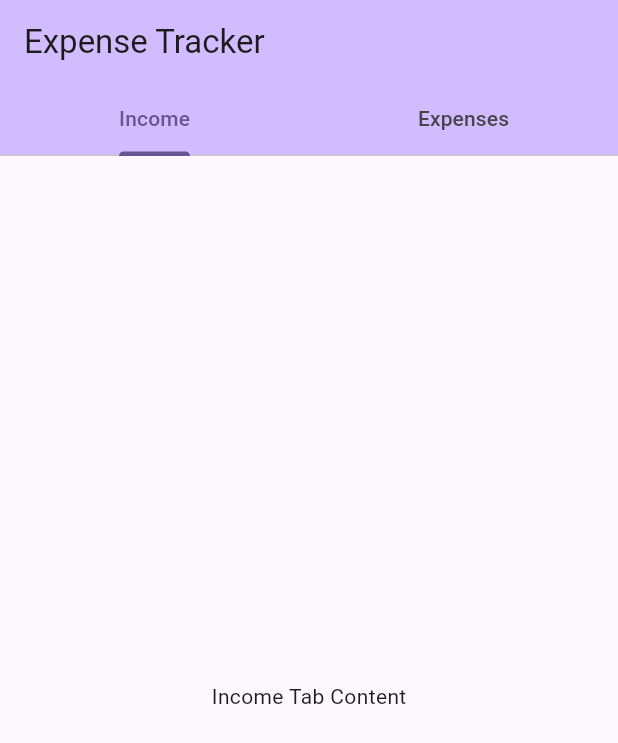
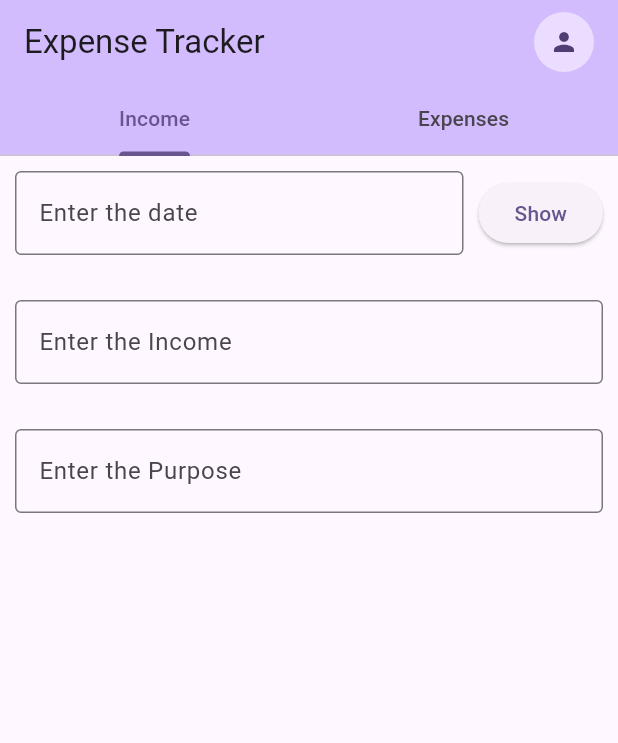
Before and after one commit to Alone-Prodipta/My-Application, a Flutter app: the screen it shows after launch, on a phone screen of 412 x 824 dp. Shown: the top 743 px of the screen. Run offline on Flutter 3.47's test engine with Material 3 defaults, Android fonts, the phone set to English and light mode, and no system bars; our stand-ins replace shared_preferences.

Commit message:
added the calender and attached the expense and income pages

```diff
--- a/expense_tracker/lib/Income.dart
+++ b/expense_tracker/lib/Income.dart
@@ -0,0 +1,79 @@
+import 'package:flutter/material.dart';
+
+class MyIncome extends StatefulWidget {
+  const MyIncome({super.key});
+
+  @override
+  State<MyIncome> createState() => _MyIncomeState();
+}
+
+class _MyIncomeState extends State<MyIncome> {
+  final TextEditingController _dateController = TextEditingController();
+
+  @override
+  Widget build(BuildContext context) {
+    return Scaffold(
+      body: Column(
+        crossAxisAlignment: CrossAxisAlignment.center,
+        children: [
+          Padding(
+            padding: const EdgeInsets.all(10),
+            child: Row(
+              children: [
+                Expanded(
+                  child: TextField(
+                    controller: _dateController,
+                    readOnly: true, // prevents typing
+                    decoration: const InputDecoration(
+                      hintText: "Enter the date",
+                      border: OutlineInputBorder(),
+                    ),
+                  ),
+                ),
+                const SizedBox(width: 10),
+                ElevatedButton(
+                  onPressed: () async {
+                    DateTime? datePicked = await showDatePicker(
+                      context: context,
+                      initialDate: DateTime.now(),
+                      firstDate: DateTime(2020),
+                      lastDate: DateTime(2100),
+                    );
+
+                    if (datePicked != null) {
+                      setState(() {
+                        _dateController.text =
+                            "${datePicked.day}-${datePicked.month}-${datePicked.year}";
+                      });
+                    }
+                  },
+                  child: const Text('Show'),
+                ),
+              ],
+            ),
+          ),
+          SizedBox(height: 10.0),
+          Padding(
+            padding: EdgeInsets.all(10),
+            child: TextField(
+              decoration: const InputDecoration(
+                hintText: "Enter the Income",
+                border: OutlineInputBorder(),
+              ),
+            ),
+          ),
+          SizedBox(height: 10.0),
+          Padding(
+            padding: EdgeInsets.all(10),
+            child: TextField(
+              decoration: const InputDecoration(
+                hintText: "Enter the Purpose",
+                border: OutlineInputBorder(),
+              ),
+            ),
+          ),
+        ],
+      ),
+    );
+  }
+}
--- a/expense_tracker/lib/main.dart
+++ b/expense_tracker/lib/main.dart
@@ -1,4 +1,6 @@
 import 'package:flutter/material.dart';
+import 'Income.dart';
+import 'Expense.dart';
 
 void main() {
   runApp(const MyApp());
@@ -37,6 +39,18 @@ class _MyHomePageState extends State<MyHomePage> {
         appBar: AppBar(
           backgroundColor: Theme.of(context).colorScheme.inversePrimary,
           title: Text(widget.title),
+          actions: [
+            Padding(
+              padding: const EdgeInsets.symmetric(horizontal: 16.0),
+              child: CircleAvatar(
+                radius: 20,
+                child: Icon(
+                  Icons.person,
+                  size: 20,
+                ),
+              ),
+            ),
+          ],
           bottom: const TabBar(
             tabs: [
               Tab(text: 'Income'),
@@ -46,8 +60,8 @@ class _MyHomePageState extends State<MyHomePage> {
         ),
         body: const TabBarView(
           children: [
-            Center(child: Text('Income Tab Content')),
-            Center(child: Text('Expenses Tab Content')),
+            MyIncome(),   // ✅ loads from Income.dart
+            MyExpense(),  // ✅ loads from Expense.dart
           ],
         ),
       ),
```
Also changed, not shown: expense_tracker/lib/Expense.dart (+79 -0 lines).
